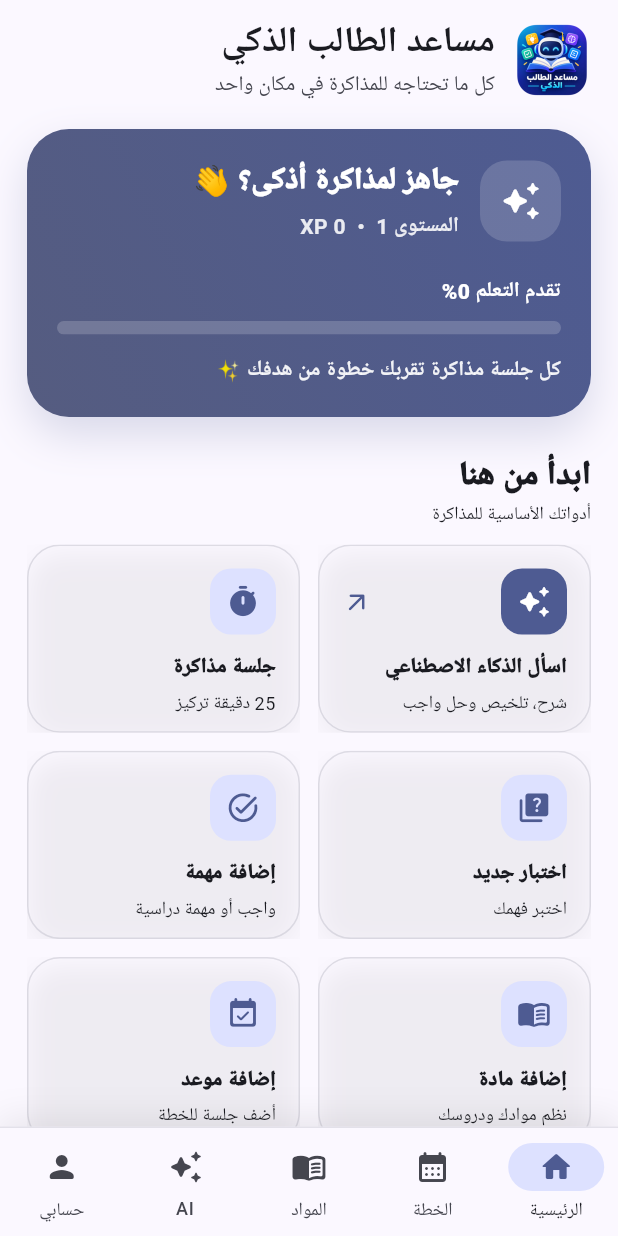
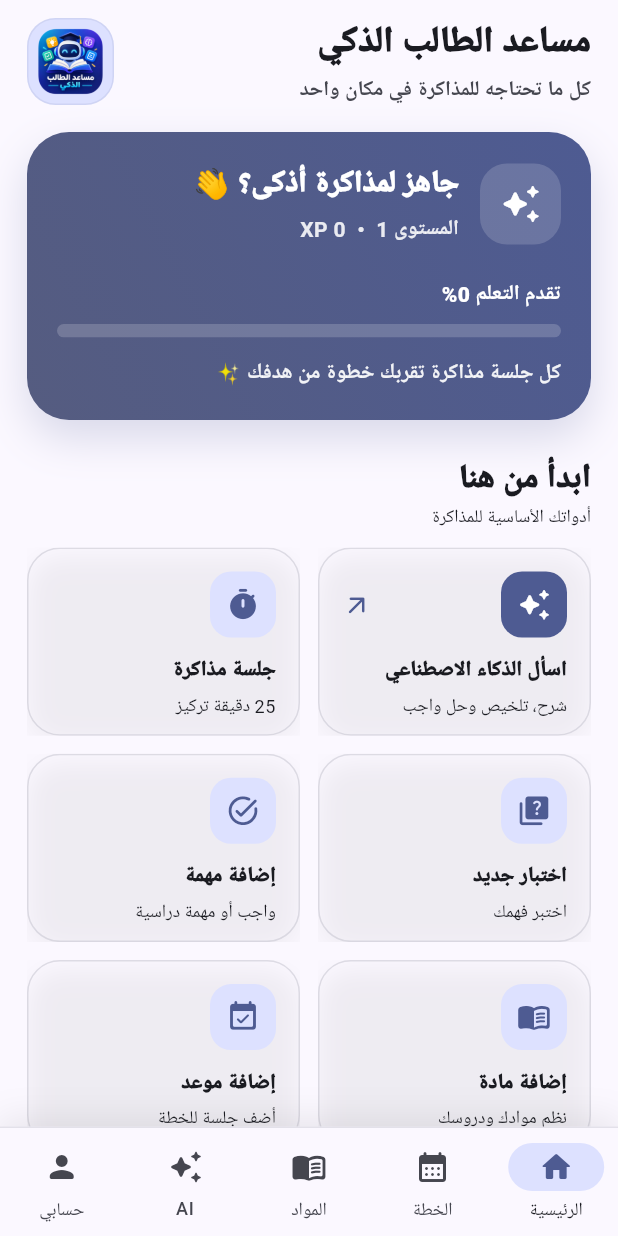
Before and after one commit to ahmedelghalban69-dot/smart-student-assistant-, a Flutter app: the screen it shows after launch, on a phone screen of 412 x 824 dp. Run offline on Flutter 3.47's test engine with Material 3 defaults, Android fonts, the phone set to English and light mode, and no system bars; our stand-ins replace shared_preferences; Roboto replaces fonts that are missing (Arial).

Commit message:
Refactor AppHeader widget for clarity and style
Refactored AppHeader widget for improved readability and structure. Enhanced styling and error handling for image display.

```diff
--- a/lib/widgets/app_header.dart
+++ b/lib/widgets/app_header.dart
@@ -1,2 +1,91 @@
 import 'package:flutter/material.dart';
-class AppHeader extends StatelessWidget{final String title,subtitle;const AppHeader({super.key,required this.title,required this.subtitle});@override Widget build(BuildContext c)=>Row(children:[ClipRRect(borderRadius:BorderRadius.circular(16),child:Image.asset('assets/branding/app_logo.png',width:52,height:52,errorBuilder:(_,__,___)=>Container(width:52,height:52,color:Theme.of(c).colorScheme.primary,child:const Icon(Icons.school,color:Colors.white)))),const SizedBox(width:12),Expanded(child:Column(crossAxisAlignment:CrossAxisAlignment.start,children:[Text(title,style:Theme.of(c).textTheme.headlineSmall?.copyWith(fontWeight:FontWeight.w800)),const SizedBox(height:2),Text(subtitle,style:Theme.of(c).textTheme.bodyMedium?.copyWith(color:Theme.of(c).colorScheme.onSurfaceVariant))]))]);}
+
+class AppHeader extends StatelessWidget {
+  const AppHeader({
+    super.key,
+    required this.title,
+    required this.subtitle,
+  });
+
+  final String title;
+  final String subtitle;
+
+  @override
+  Widget build(BuildContext context) {
+    final colors =
+        Theme.of(context).colorScheme;
+
+    return Row(
+      children: [
+        Expanded(
+          child: Column(
+            crossAxisAlignment:
+                CrossAxisAlignment.start,
+            children: [
+              Text(
+                title,
+                maxLines: 1,
+                overflow:
+                    TextOverflow.ellipsis,
+                style: Theme.of(context)
+                    .textTheme
+                    .headlineSmall
+                    ?.copyWith(
+                      fontWeight: FontWeight.w900,
+                      letterSpacing: -0.4,
+                    ),
+              ),
+              const SizedBox(height: 5),
+              Text(
+                subtitle,
+                maxLines: 2,
+                overflow:
+                    TextOverflow.ellipsis,
+                style: Theme.of(context)
+                    .textTheme
+                    .bodyMedium
+                    ?.copyWith(
+                      color:
+                          colors.onSurfaceVariant,
+                      height: 1.35,
+                      fontWeight: FontWeight.w600,
+                    ),
+              ),
+            ],
+          ),
+        ),
+        const SizedBox(width: 14),
+        Container(
+          width: 58,
+          height: 58,
+          padding: const EdgeInsets.all(4),
+          decoration: BoxDecoration(
+            color: colors.primaryContainer,
+            borderRadius:
+                BorderRadius.circular(19),
+            border: Border.all(
+              color: colors.primary
+                  .withValues(alpha: 0.10),
+            ),
+          ),
+          child: ClipRRect(
+            borderRadius:
+                BorderRadius.circular(15),
+            child: Image.asset(
+              'assets/branding/app_logo.png',
+              fit: BoxFit.cover,
+              errorBuilder:
+                  (context, error, stackTrace) {
+                return Icon(
+                  Icons.school_rounded,
+                  color: colors.primary,
+                  size: 29,
+                );
+              },
+            ),
+          ),
+        ),
+      ],
+    );
+  }
+}
```
